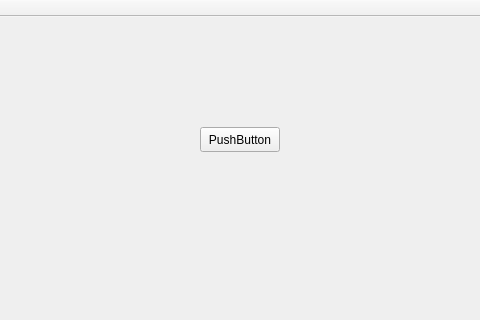
BullenBiss/OOM_Projekt, file mainwindow.ui: the form before one commit; both pictures show x 360 to 840 and y 0 to 320 of the 1197 by 623 pixel window.
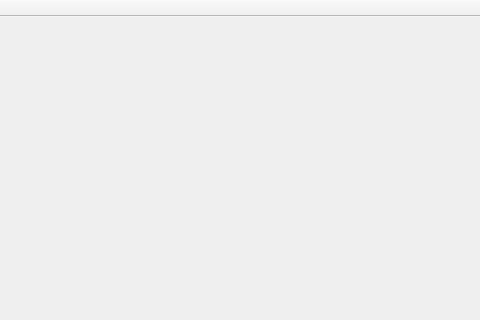
The form after the commit.

```diff
--- a/mainwindow.ui
+++ b/mainwindow.ui
@@ -13,21 +13,7 @@
   <property name="windowTitle">
    <string>MainWindow</string>
   </property>
-  <widget class="QWidget" name="centralWidget">
-   <widget class="QPushButton" name="pushButton">
-    <property name="geometry">
-     <rect>
-      <x>560</x>
-      <y>110</y>
-      <width>80</width>
-      <height>25</height>
-     </rect>
-    </property>
-    <property name="text">
-     <string>PushButton</string>
-    </property>
-   </widget>
-  </widget>
+  <widget class="QWidget" name="centralWidget"/>
   <widget class="QMenuBar" name="menuBar">
    <property name="geometry">
     <rect>
```
